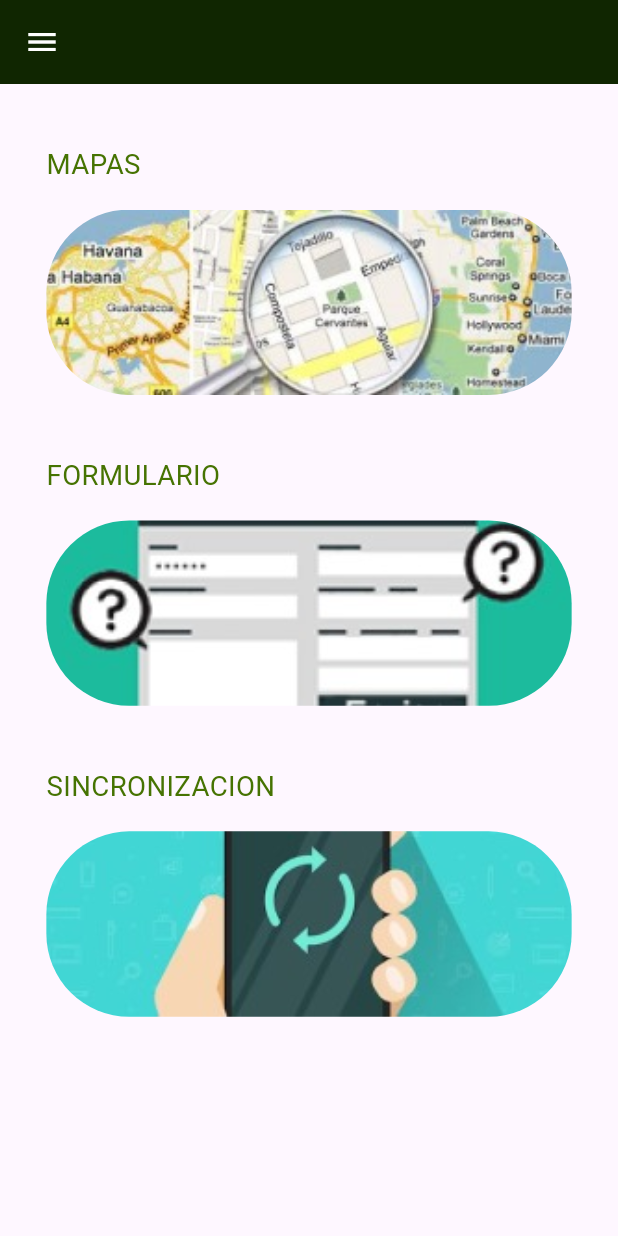
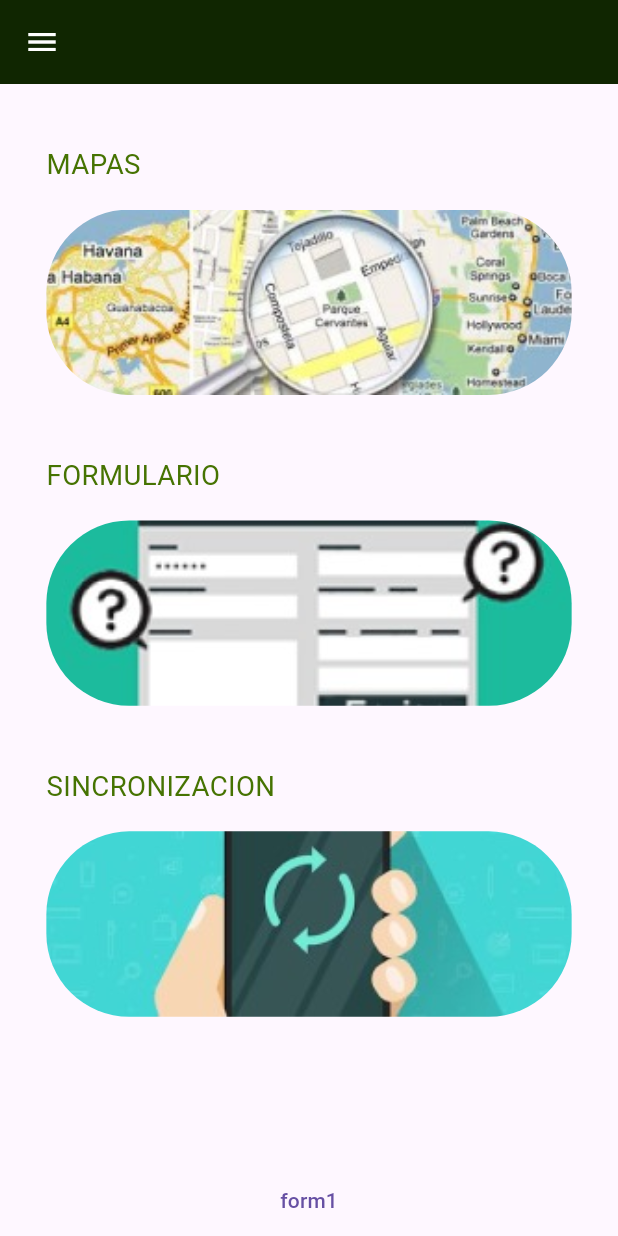
Before and after one commit to aarivera7/forest, a Flutter app: the HomeScreen screen opened by its route, on a phone screen of 412 x 824 dp. Run offline on Flutter 3.47's test engine with Material 3 defaults, Android fonts, the light colour scheme and no system bars; our stand-ins replace go_router.

Commit message:
Comenzando los formularios
Se Comenzo a hacer los formularios.

```diff
--- a/lib/config/presentation/menu/home_card.dart
+++ b/lib/config/presentation/menu/home_card.dart
@@ -1,10 +1,12 @@
 class HomeItem {
   final String image;
   final String title;
+  final String route;
 
   const HomeItem({
     required this.image,
     required this.title,
+    required this.route,
   });
 }
 
@@ -12,15 +14,18 @@ const List<HomeItem> homeItems = [
   HomeItem(
     image: 'assets/images/mapa.jpg',
     title: 'MAPAS',
+    route: ''
   ),
 
   HomeItem(
     image: 'assets/images/formulario.jpg',
     title: 'FORMULARIO',
+    route: '/form1'
   ),
 
   HomeItem(
     image: 'assets/images/sincronizacion.jpg',
     title: 'SINCRONIZACION',
+    route: ''
   ),
 ];
--- a/lib/config/presentation/screens/home/home_screen.dart
+++ b/lib/config/presentation/screens/home/home_screen.dart
@@ -1,5 +1,7 @@
 import 'package:flutter/material.dart';
+import 'package:go_router/go_router.dart';
 import 'package:socio_bosques/config/presentation/menu/home_card.dart';
+import 'package:socio_bosques/config/presentation/screens/forms/form_1_screen.dart';
 import 'package:socio_bosques/config/responsive.dart';
 
 class HomeScreen extends StatelessWidget {
@@ -18,8 +20,9 @@ class HomeScreen extends StatelessWidget {
       body: Column(
         children: [
           Expanded(child: ListView.builder(itemCount: homeItems.length, itemBuilder: (BuildContext context, int index) {
-            return _HomeCard(title: homeItems[index].title, image: homeItems[index].image);
+            return _HomeCard(title: homeItems[index].title, image: homeItems[index].image, route: homeItems[index].route,);
           }))
+          , TextButton(onPressed: (){ context.pushReplacementNamed(Form1Screen.name);}, child: Text('form1'))
       ]),
     );
   }
@@ -28,8 +31,9 @@ class HomeScreen extends StatelessWidget {
 class _HomeCard extends StatelessWidget {
   final String title;
   final String image;
+  final String route;
   const _HomeCard({
-    super.key, required this.title, required this.image,
+    super.key, required this.title, required this.image, required this.route
   });
 
   @override
--- a/lib/config/router/app_router.dart
+++ b/lib/config/router/app_router.dart
@@ -1,4 +1,5 @@
 import 'package:go_router/go_router.dart';
+import 'package:socio_bosques/config/presentation/screens/forms/form_1_screen.dart';
 import 'package:socio_bosques/config/presentation/screens/screens.dart';
 
 
@@ -27,5 +28,10 @@ final appRouter = GoRouter(
       builder: (context, state) => const HomeScreen(),
     ),
 
+    GoRoute(
+      path:'/form1',
+      name: Form1Screen.name,
+      builder: (context, state) => const Form1Screen(),
+    )
   ],
 );
```
Also changed, not shown: lib/config/presentation/screens/forms/form_1_screen.dart (added, +92 -0 lines).
